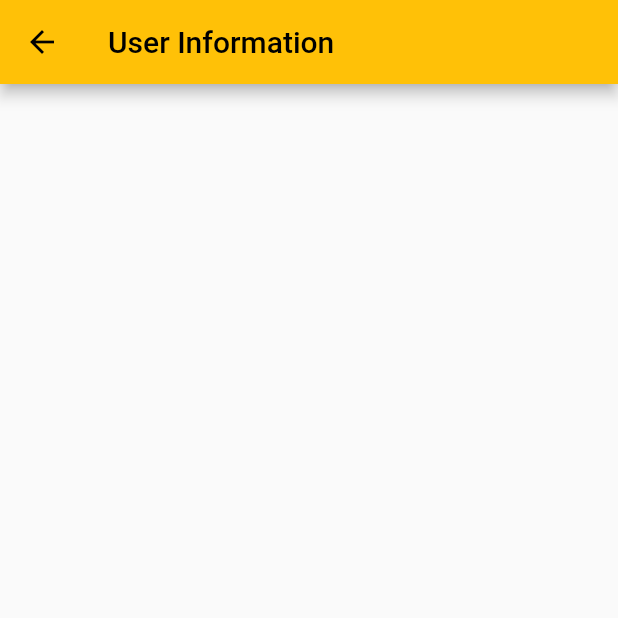
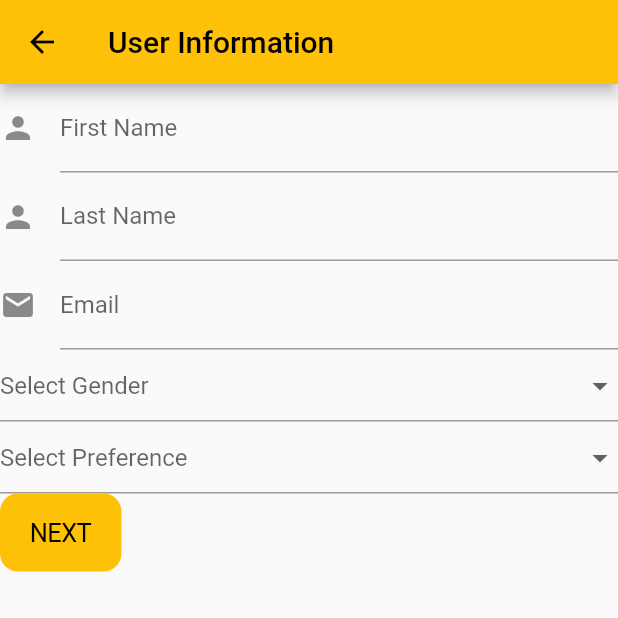
Before and after one commit to Amorion/Amorium, a Flutter app: the UserInformationScreen screen opened by its route, on a phone screen of 412 x 824 dp, the top half of it. Run offline on Flutter 3.47's test engine with Material 2 defaults, Android fonts, the phone set to English and light mode, and no system bars; our stand-ins replace cloud_firestore, firebase_auth, firebase_core, flutter_riverpod, image_picker; accounts and stored records are empty.

Commit message:
user infor form basic

```diff
--- a/lib/main.dart
+++ b/lib/main.dart
@@ -1,6 +1,7 @@
 import 'package:amorium/firebase_options.dart';
 import 'package:amorium/routes.dart';
 import 'package:amorium/screens/auth/login_screen.dart';
+import 'package:amorium/screens/auth/user_information_screen.dart';
 import 'package:amorium/screens/home/home_screen.dart';
 import 'package:firebase_core/firebase_core.dart';
 import 'package:flutter/material.dart';
@@ -28,7 +29,7 @@ class Amorium extends StatelessWidget {
       theme: ThemeData(
         primarySwatch: Colors.amber,
       ),
-      home: const LoginScreen(),
+      home: const UserInformationScreen(),
       onGenerateRoute: (settings) => generateRoute(settings),
     );
   }
--- /dev/null
+++ b/lib/models/user_model.dart
@@ -0,0 +1,43 @@
+class UserModel {
+  String firstName;
+  String lastName;
+  String email;
+  String sex;
+  String preference;
+  String phoneNumber;
+  String profilePhoto;
+
+  UserModel({
+    required this.firstName,
+    required this.lastName,
+    required this.email,
+    required this.sex,
+    required this.preference,
+    required this.phoneNumber,
+    required this.profilePhoto,
+  });
+
+  Map<String, dynamic> toMap() {
+    return {
+      'firstName': firstName,
+      'lastName': lastName,
+      'phoneNumber': phoneNumber,
+      'email': email,
+      'profilePhoto': profilePhoto,
+      'sex': sex,
+      'preference': preference,
+    };
+  }
+
+  factory UserModel.fromMap(Map<String, dynamic> map) {
+    return UserModel(
+      firstName: map['firstName'],
+      lastName: map['lastName'],
+      email: map['email'],
+      phoneNumber: map['phoneNumber'],
+      profilePhoto: map['profilePhoto'],
+      preference: map['preference'],
+      sex: map['sex'],
+    );
+  }
+}
--- a/lib/screens/auth/user_information_screen.dart
+++ b/lib/screens/auth/user_information_screen.dart
@@ -1,4 +1,9 @@
+import 'package:amorium/controller/auth/user_information_controller.dart';
+import 'package:amorium/models/user_model.dart';
+import 'package:flutter/cupertino.dart';
 import 'package:flutter/material.dart';
+
+const List<String> genders = ['Male', 'Female', 'Non Binary'];
 
 class UserInformationScreen extends StatefulWidget {
   static const String routeName = '/user-information-screen';
@@ -9,12 +14,118 @@ class UserInformationScreen extends StatefulWidget {
 }
 
 class _UserInformationScreenState extends State<UserInformationScreen> {
+  final _formKey = GlobalKey<FormState>();
+  String gender = '';
+  String preference = '';
+
+  UserModel user = UserModel(
+    firstName: "",
+    lastName: "",
+    email: "",
+    sex: "",
+    preference: "",
+    phoneNumber: "",
+    profilePhoto: "",
+  );
+
+  void saveUserForm() {
+    _formKey.currentState!.save();
+    setState(() {
+      // user.phoneNumber =
+    });
+    // send data to repo here
+    print(user.toMap());
+  }
+
   @override
   Widget build(BuildContext context) {
     return Scaffold(
       appBar: AppBar(
         title: const Text("User Information"),
       ),
+      body: Form(
+        key: _formKey,
+        child: SingleChildScrollView(
+          child: Column(
+            crossAxisAlignment: CrossAxisAlignment.start,
+            children: [
+              TextFormField(
+                decoration: const InputDecoration(
+                  icon: Icon(Icons.person),
+                  hintText: 'Enter your first name',
+                  labelText: 'First Name',
+                ),
+                onSaved: (newValue) {
+                  user.firstName = newValue!;
+                },
+              ),
+              TextFormField(
+                decoration: const InputDecoration(
+                  icon: Icon(Icons.person),
+                  hintText: 'Enter your last name',
+                  labelText: 'Last Name',
+                ),
+                onSaved: (newValue) {
+                  user.lastName = newValue!;
+                },
+              ),
+              TextFormField(
+                decoration: const InputDecoration(
+                  icon: Icon(Icons.email),
+                  hintText: 'Enter your email',
+                  labelText: 'Email',
+                ),
+                keyboardType: TextInputType.emailAddress,
+                onSaved: (newValue) {
+                  if (newValue != null) user.email = newValue;
+                },
+              ),
+              DropdownButtonFormField(
+                hint: const Text("Select Gender"),
+                isDense: true,
+                items: genders
+                    .map(
+                      (e) => DropdownMenuItem(
+                        value: e,
+                        child: Text(e),
+                      ),
+                    )
+                    .toList(),
+                onChanged: (newValue) {
+                  setState(
+                    () {
+                      if (newValue != null) gender = newValue as String;
+                    },
+                  );
+                },
+              ),
+              DropdownButtonFormField(
+                hint: const Text("Select Preference"),
+                isDense: true,
+                items: genders
+                    .map(
+                      (e) => DropdownMenuItem(
+                        value: e,
+                        child: Text(e),
+                      ),
+                    )
+                    .toList(),
+                onChanged: (newValue) {
+                  setState(
+                    () {
+                      if (newValue != null) preference = newValue as String;
+                    },
+                  );
+                },
+              ),
+              CupertinoButton.filled(
+                onPressed: saveUserForm,
+                child: const Text("NEXT"),
+              ),
+            ],
+          ),
+        ),
+      ),
     );
   }
 }
```
Also changed, not shown: lib/controller/auth/user_information_controller.dart (added, +24 -0 lines), lib/repository/auth/user_information_repository.dart (added, +28 -0 lines), lib/screens/home/home_screen.dart (+3 -12 lines), lib/firebase_options.dart, lib/models/user.dart (deleted), 2 other files.
